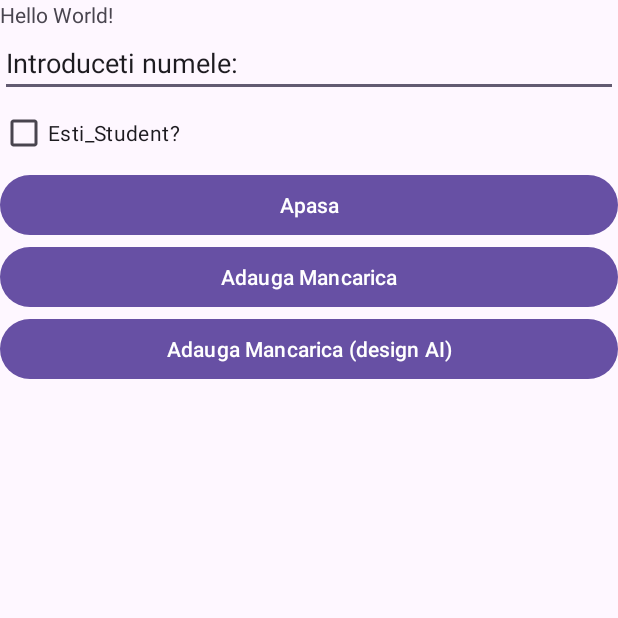
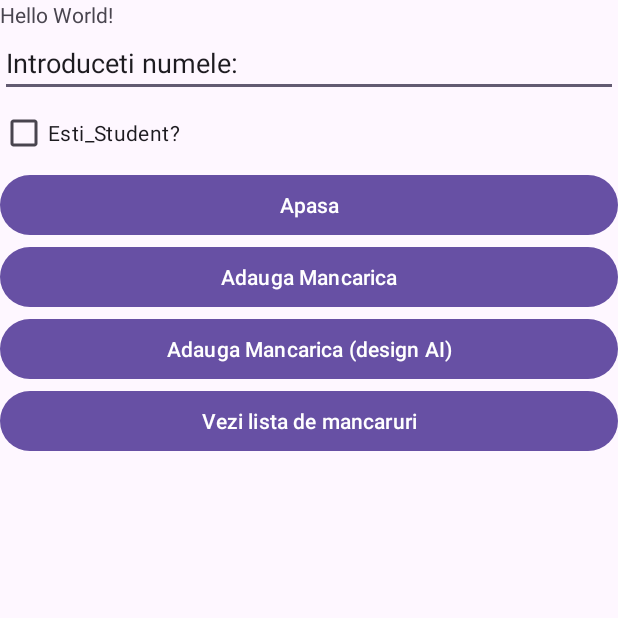
Before and after one commit to miron192/Miron_Catalin_ActivitateDAM2026, an Android app: the screen it shows after launch (MainActivity), on a phone screen of 412 x 824 dp, the top half of it. Run offline under Robolectric (Android 15) with nearby library versions, the phone set to English and light mode, and no system bars.

Commit message:
Seminar 4 - lista de mancaruri, Activitate3 cu ListView

```diff
--- a/sem4/app/src/main/AndroidManifest.xml
+++ b/sem4/app/src/main/AndroidManifest.xml
@@ -32,6 +32,10 @@
         <activity
             android:name=".ActivitateAI"
             android:exported="false"
-            android:windowSoftInputMode="adjustResize" />    </application>
+            android:windowSoftInputMode="adjustResize" />
+        <activity
+            android:name=".Activitate3"
+            android:exported="false" />
+    </application>
 
 </manifest>
--- a/sem4/app/src/main/java/com/example/sem4/ActivitateAI.java
+++ b/sem4/app/src/main/java/com/example/sem4/ActivitateAI.java
@@ -17,7 +17,6 @@ import androidx.core.graphics.Insets;
 import androidx.core.view.ViewCompat;
 import androidx.core.view.WindowInsetsCompat;
 
-// Aceeasi functionalitate ca Activitate2, dar cu design realizat cu AI
 public class ActivitateAI extends AppCompatActivity {
 
     @Override
--- a/sem4/app/src/main/java/com/example/sem4/MainActivity.java
+++ b/sem4/app/src/main/java/com/example/sem4/MainActivity.java
@@ -22,9 +22,15 @@ import androidx.core.graphics.Insets;
 import androidx.core.view.ViewCompat;
 import androidx.core.view.WindowInsetsCompat;
 
+import java.util.ArrayList;
+import java.util.List;
+
 public class MainActivity extends AppCompatActivity {
 
-    // primeste rezultatul de la Activitate2 / ActivitateAI
+
+    private List<Mancare> listaMancaruri = new ArrayList<>();
+
+
     private final ActivityResultLauncher<Intent> launcherMancare =
             registerForActivityResult(
                     new ActivityResultContracts.StartActivityForResult(),
@@ -51,6 +57,8 @@ public class MainActivity extends AppCompatActivity {
                                     bundle.getFloat("rating"),
                                     bundle.getString("bucatarie"));
 
+                            listaMancaruri.add(mancare);
+
                             TextView tvRezultat = findViewById(R.id.tvRezultat);
                             tvRezultat.setText(mancare.toString());
                             Toast.makeText(this, mancare.toString(), Toast.LENGTH_LONG).show();
@@ -60,6 +68,21 @@ public class MainActivity extends AppCompatActivity {
     public void deschideActivitateAI(View view) {
         Intent intent = new Intent(MainActivity.this, ActivitateAI.class);
         launcherMancare.launch(intent);
+    }
+
+    private final ActivityResultLauncher<Intent> launcherLista =
+            registerForActivityResult(
+                    new ActivityResultContracts.StartActivityForResult(),
+                    result -> {
+                        if (result.getResultCode() == RESULT_OK) {
+                            listaMancaruri = (List<Mancare>) result.getData().getSerializableExtra("lista");
+                        }
+                    });
+
+    public void deschideLista(View view) {
+        Intent intent = new Intent(MainActivity.this, Activitate3.class);
+        intent.putExtra("lista", new ArrayList<>(listaMancaruri));
+        launcherLista.launch(intent);
     }
 
     @Override
--- a/sem4/app/src/main/java/com/example/sem4/Mancare.java
+++ b/sem4/app/src/main/java/com/example/sem4/Mancare.java
@@ -1,6 +1,8 @@
 package com.example.sem4;
 
-public class Mancare {
+import java.io.Serializable;
+
+public class Mancare implements Serializable {
     public String Denumire;
     public int calorii;
     public boolean vegetarian;
--- a/sem4/app/src/main/res/layout/activity_activitate_ai.xml
+++ b/sem4/app/src/main/res/layout/activity_activitate_ai.xml
@@ -1,5 +1,4 @@
 <?xml version="1.0" encoding="utf-8"?>
-<!-- Layout realizat cu ajutorul Inteligentei Artificiale (design Material 3) -->
 <ScrollView xmlns:android="http://schemas.android.com/apk/res/android"
     xmlns:app="http://schemas.android.com/apk/res-auto"
     xmlns:tools="http://schemas.android.com/tools"
@@ -16,7 +15,6 @@
         android:orientation="vertical"
         android:paddingBottom="24dp">
 
-        <!-- Antet cu gradient -->
         <LinearLayout
             android:layout_width="match_parent"
             android:layout_height="wrap_content"
@@ -51,7 +49,6 @@
                 android:textSize="15sp" />
         </LinearLayout>
 
-        <!-- Card: informatii de baza -->
         <com.google.android.material.card.MaterialCardView
             android:layout_width="match_parent"
             android:layout_height="wrap_content"
@@ -127,7 +124,6 @@
             </LinearLayout>
         </com.google.android.material.card.MaterialCardView>
 
-        <!-- Card: tip preparat -->
         <com.google.android.material.card.MaterialCardView
             style="@style/AiCard"
             android:layout_width="match_parent"
@@ -171,7 +167,6 @@
             </LinearLayout>
         </com.google.android.material.card.MaterialCardView>
 
-        <!-- Card: preferinte -->
         <com.google.android.material.card.MaterialCardView
             style="@style/AiCard"
             android:layout_width="match_parent"
@@ -209,7 +204,6 @@
             </LinearLayout>
         </com.google.android.material.card.MaterialCardView>
 
-        <!-- Card: rating -->
         <com.google.android.material.card.MaterialCardView
             style="@style/AiCard"
             android:layout_width="match_parent"
--- a/sem4/app/src/main/res/layout/activity_main.xml
+++ b/sem4/app/src/main/res/layout/activity_main.xml
@@ -48,6 +48,14 @@
         android:layout_height="wrap_content"
         android:text="Adauga Mancarica (design AI)"
         android:onClick="deschideActivitateAI" />
+
+    <Button
+        android:id="@+id/btnVeziLista"
+        android:layout_width="match_parent"
+        android:layout_height="wrap_content"
+        android:text="Vezi lista de mancaruri"
+        android:onClick="deschideLista" />
+
     <TextView
         android:id="@+id/tvRezultat"
         android:layout_width="match_parent"
```
Also changed, not shown: sem4/app/src/main/java/com/example/sem4/Activitate3.java (added, +43 -0 lines), sem4/app/src/main/res/layout/activity_activitate3.xml (added, +12 -0 lines).
